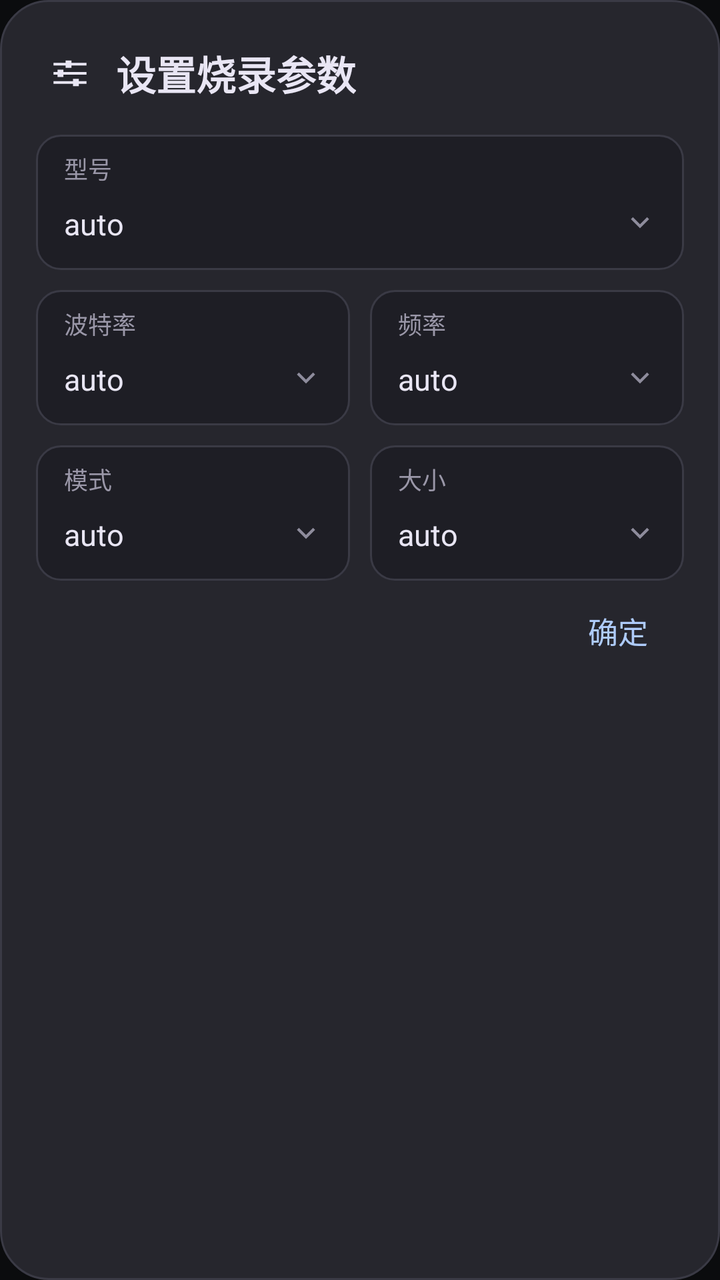
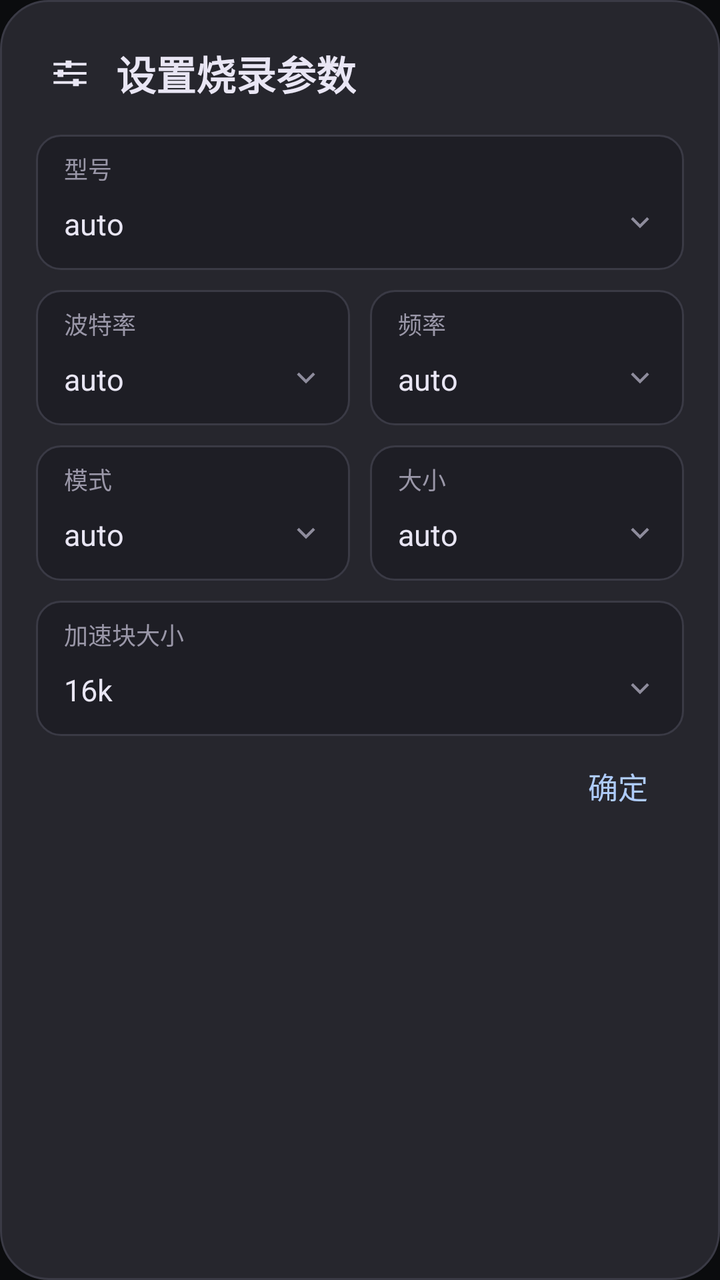

Before-and-after screenshots of an Android layout around one commit, followed by the original layout XML and the change that was made.
<!-- AndroidManifest.xml: application theme Theme.EspFlasher -->
<!-- res/layout/dialog_flash_params.xml -->
<?xml version="1.0" encoding="utf-8"?>
<LinearLayout xmlns:android="http://schemas.android.com/apk/res/android"
    android:layout_width="match_parent"
    android:layout_height="wrap_content"
    android:background="@drawable/bg_dialog"
    android:orientation="vertical"
    android:paddingStart="18dp"
    android:paddingTop="22dp"
    android:paddingEnd="18dp"
    android:paddingBottom="10dp">

    <LinearLayout
        android:layout_width="match_parent"
        android:layout_height="wrap_content"
        android:gravity="center_vertical"
        android:orientation="horizontal"
        android:paddingStart="6dp"
        android:paddingBottom="16dp">

        <ImageView
            android:layout_width="22dp"
            android:layout_height="22dp"
            android:contentDescription="参数"
            android:src="@drawable/ic_tune"
            android:tint="#E9E6F4" />

        <TextView
            android:layout_width="wrap_content"
            android:layout_height="wrap_content"
            android:layout_marginStart="12dp"
            android:text="设置烧录参数"
            android:textColor="#E9E6F4"
            android:textSize="20sp"
            android:textStyle="bold" />
    </LinearLayout>

    <LinearLayout
        android:layout_width="match_parent"
        android:layout_height="wrap_content"
        android:background="@drawable/bg_field"
        android:orientation="vertical"
        android:paddingStart="14dp"
        android:paddingTop="8dp"
        android:paddingEnd="6dp"
        android:paddingBottom="4dp">

        <TextView
            android:layout_width="wrap_content"
            android:layout_height="wrap_content"
            android:text="型号"
            android:textColor="#9A97A8"
            android:textSize="12sp" />

        <TextView
            android:id="@+id/pChip"
            android:layout_width="match_parent"
            android:layout_height="38dp"
            android:drawableEnd="@drawable/ic_arrow_down"
            android:gravity="center_vertical"
            android:paddingEnd="8dp"
            android:text="auto"
            android:textColor="#E9E6F4"
            android:textSize="15sp" />
    </LinearLayout>

    <LinearLayout
        android:layout_width="match_parent"
        android:layout_height="wrap_content"
        android:layout_marginTop="10dp"
        android:orientation="horizontal">

        <LinearLayout
            android:layout_width="0dp"
            android:layout_height="wrap_content"
            android:layout_weight="1"
            android:background="@drawable/bg_field"
            android:orientation="vertical"
            android:paddingStart="14dp"
            android:paddingTop="8dp"
            android:paddingEnd="6dp"
            android:paddingBottom="4dp">

            <TextView
                android:layout_width="wrap_content"
                android:layout_height="wrap_content"
                android:text="波特率"
                android:textColor="#9A97A8"
                android:textSize="12sp" />

            <TextView
                android:id="@+id/pBaud"
                android:layout_width="match_parent"
                android:layout_height="38dp"
                android:drawableEnd="@drawable/ic_arrow_down"
                android:gravity="center_vertical"
                android:paddingEnd="8dp"
                android:text="auto"
                android:textColor="#E9E6F4"
                android:textSize="15sp" />
        </LinearLayout>

        <LinearLayout
            android:layout_width="0dp"
            android:layout_height="wrap_content"
            android:layout_marginStart="10dp"
            android:layout_weight="1"
            android:background="@drawable/bg_field"
            android:orientation="vertical"
            android:paddingStart="14dp"
            android:paddingTop="8dp"
            android:paddingEnd="6dp"
            android:paddingBottom="4dp">

            <TextView
                android:layout_width="wrap_content"
                android:layout_height="wrap_content"
                android:text="频率"
                android:textColor="#9A97A8"
                android:textSize="12sp" />

            <TextView
                android:id="@+id/pFreq"
                android:layout_width="match_parent"
                android:layout_height="38dp"
                android:drawableEnd="@drawable/ic_arrow_down"
                android:gravity="center_vertical"
                android:paddingEnd="8dp"
                android:text="auto"
                android:textColor="#E9E6F4"
                android:textSize="15sp" />
        </LinearLayout>
    </LinearLayout>

    <LinearLayout
        android:layout_width="match_parent"
        android:layout_height="wrap_content"
        android:layout_marginTop="10dp"
        android:orientation="horizontal">

        <LinearLayout
            android:layout_width="0dp"
            android:layout_height="wrap_content"
            android:layout_weight="1"
            android:background="@drawable/bg_field"
            android:orientation="vertical"
            android:paddingStart="14dp"
            android:paddingTop="8dp"
            android:paddingEnd="6dp"
            android:paddingBottom="4dp">

            <TextView
                android:layout_width="wrap_content"
                android:layout_height="wrap_content"
                android:text="模式"
                android:textColor="#9A97A8"
                android:textSize="12sp" />

            <TextView
                android:id="@+id/pMode"
                android:layout_width="match_parent"
                android:layout_height="38dp"
                android:drawableEnd="@drawable/ic_arrow_down"
                android:gravity="center_vertical"
                android:paddingEnd="8dp"
                android:text="auto"
                android:textColor="#E9E6F4"
                android:textSize="15sp" />
        </LinearLayout>

        <LinearLayout
            android:layout_width="0dp"
            android:layout_height="wrap_content"
            android:layout_marginStart="10dp"
            android:layout_weight="1"
            android:background="@drawable/bg_field"
            android:orientation="vertical"
            android:paddingStart="14dp"
            android:paddingTop="8dp"
            android:paddingEnd="6dp"
            android:paddingBottom="4dp">

            <TextView
                android:layout_width="wrap_content"
                android:layout_height="wrap_content"
                android:text="大小"
                android:textColor="#9A97A8"
                android:textSize="12sp" />

            <TextView
                android:id="@+id/pSize"
                android:layout_width="match_parent"
                android:layout_height="38dp"
                android:drawableEnd="@drawable/ic_arrow_down"
                android:gravity="center_vertical"
                android:paddingEnd="8dp"
                android:text="auto"
                android:textColor="#E9E6F4"
                android:textSize="15sp" />
        </LinearLayout>
    </LinearLayout>

    <TextView
        android:id="@+id/pOk"
        android:layout_width="match_parent"
        android:layout_height="wrap_content"
        android:gravity="end"
        android:paddingStart="18dp"
        android:paddingTop="14dp"
        android:paddingEnd="18dp"
        android:paddingBottom="14dp"
        android:text="确定"
        android:textColor="#AECBFA"
        android:textSize="15sp" />
</LinearLayout>
<!-- resources referenced by this layout -->
<resources>
  <!-- drawable bg_dialog (drawable) -->
  <?xml version="1.0" encoding="utf-8"?>
  <shape xmlns:android="http://schemas.android.com/apk/res/android" android:shape="rectangle">
      <solid android:color="#26262D" />
      <corners android:radius="24dp" />
      <stroke android:width="1dp" android:color="#3A3A45" />
  </shape>
  <!-- drawable bg_field (drawable) -->
  <?xml version="1.0" encoding="utf-8"?>
  <shape xmlns:android="http://schemas.android.com/apk/res/android" android:shape="rectangle">
      <solid android:color="#1E1E25" />
      <corners android:radius="12dp" />
      <stroke android:width="1dp" android:color="#3A3A45" />
  </shape>
  <!-- drawable ic_arrow_down (drawable) -->
  <?xml version="1.0" encoding="utf-8"?>
  <vector xmlns:android="http://schemas.android.com/apk/res/android"
      android:width="16dp" android:height="16dp" android:viewportWidth="24" android:viewportHeight="24">
      <path android:fillColor="#8E8C9C" android:pathData="M12,15.2L5.2,8.4l1.5,-1.5l5.3,5.3l5.3,-5.3l1.5,1.5z" />
  </vector>
  <!-- drawable ic_tune (drawable) -->
  <?xml version="1.0" encoding="utf-8"?>
  <vector xmlns:android="http://schemas.android.com/apk/res/android"
      android:width="24dp" android:height="24dp" android:viewportWidth="24" android:viewportHeight="24">
      <path android:strokeColor="#B9BDC4" android:strokeWidth="1.4"
          android:pathData="M3,7h18M3,12h18M3,17h18" />
      <path android:fillColor="#E6E6E8" android:pathData="M9.6,5h3.2v4h-3.2z" />
      <path android:fillColor="#E6E6E8" android:pathData="M5.2,10h3.2v4h-3.2z" />
      <path android:fillColor="#E6E6E8" android:pathData="M13.6,15h3.2v4h-3.2z" />
  </vector>
  <style name="Theme.EspFlasher" parent="Theme.MaterialComponents.NoActionBar">
          <item name="colorPrimary">#2563EB</item>
          <item name="colorPrimaryVariant">#1D4ED8</item>
          <item name="colorOnPrimary">#FFFFFF</item>
          <item name="colorSecondary">#AECBFA</item>
          <item name="colorOnSecondary">#0B0C0E</item>
          <item name="colorSurface">#16181B</item>
          <item name="colorOnSurface">#EDEDEE</item>
          <item name="android:colorBackground">#0B0C0E</item>
          <item name="android:windowBackground">#0B0C0E</item>
          <item name="android:statusBarColor">#0B0C0E</item>
          <item name="android:navigationBarColor">#0B0C0E</item>
          <item name="android:windowLightStatusBar">false</item>
          <item name="android:textColorPrimary">#EDEDEE</item>
          <item name="android:textColorSecondary">#9AA0A6</item>
      </style>
</resources>

<!-- the commit's change to res/layout/dialog_flash_params.xml (unified diff, before → after) -->
@@ -199,6 +199,36 @@
         </LinearLayout>
     </LinearLayout>
 
+    <LinearLayout
+        android:layout_width="match_parent"
+        android:layout_height="wrap_content"
+        android:layout_marginTop="10dp"
+        android:background="@drawable/bg_field"
+        android:orientation="vertical"
+        android:paddingStart="14dp"
+        android:paddingTop="8dp"
+        android:paddingEnd="6dp"
+        android:paddingBottom="4dp">
+
+        <TextView
+            android:layout_width="wrap_content"
+            android:layout_height="wrap_content"
+            android:text="加速块大小"
+            android:textColor="#9A97A8"
+            android:textSize="12sp" />
+
+        <TextView
+            android:id="@+id/pBlock"
+            android:layout_width="match_parent"
+            android:layout_height="38dp"
+            android:drawableEnd="@drawable/ic_arrow_down"
+            android:gravity="center_vertical"
+            android:paddingEnd="8dp"
+            android:text="16k"
+            android:textColor="#E9E6F4"
+            android:textSize="15sp" />
+    </LinearLayout>
+
     <TextView
         android:id="@+id/pOk"
         android:layout_width="match_parent"
